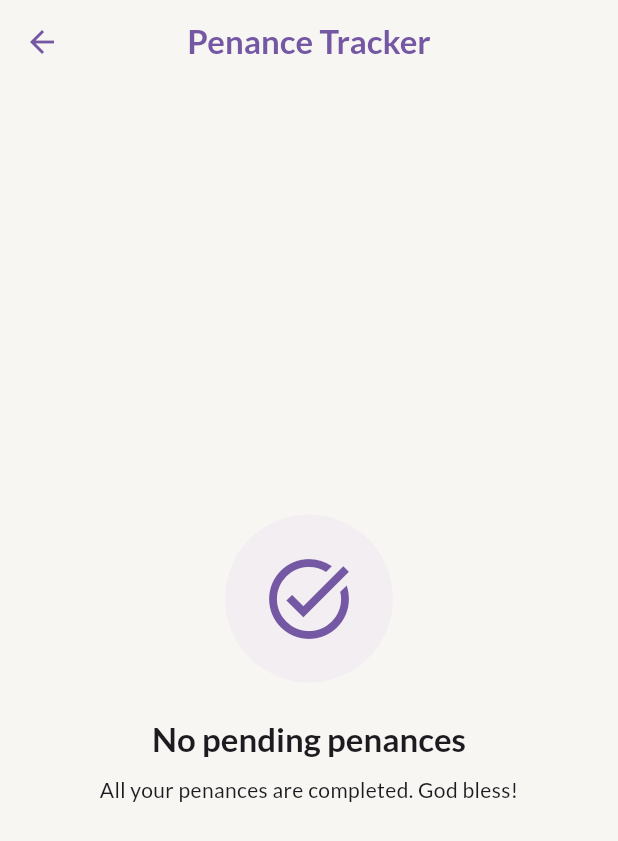
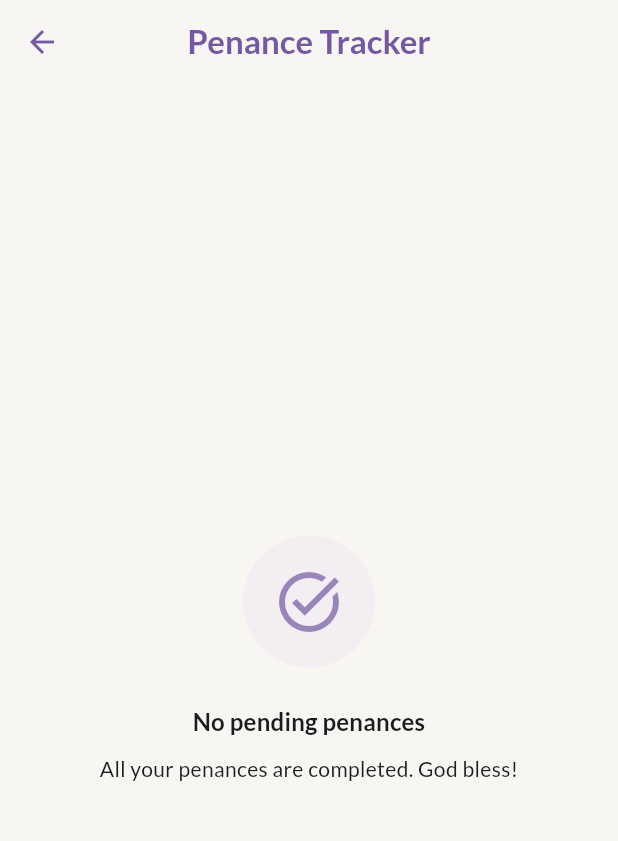
Before and after one commit to sabinjose/metanoia, a Flutter app: the PenanceScreen screen opened by its route, on a phone screen of 412 x 824 dp. Shown: the top 841 px of the screen. Run offline on Flutter 3.47's test engine with Material 3 defaults, Android fonts, the phone set to English and light mode, and no system bars; drawn by our look-alikes of flutter_animate; our stand-ins replace drift, flutter_local_notifications, flutter_riverpod, flutter_secure_storage, go_router, google_fonts and 6 more; accounts and stored records are empty; generated files the repository leaves out were written again.

Commit message:
Refactor: Clean up codebase and fix technical debt
- Remove dead ExaminationRepository class
- Use show directive for targeted imports instead of full imports
- Fix navigation inconsistency: use go_router instead of Navigator.push
- Add missing localizations (confessionHistoryTitle, deleteAll)
- Create reusable EmptyState widget and refactor duplicate empty states
- Replace hardcoded strings with localized versions

🤖 Generated with [Claude Code](https://claude.com/claude-code)

Co-Authored-By: Claude <noreply@anthropic.com>

```diff
--- a/lib/src/core/localization/l10n/app_en.arb
+++ b/lib/src/core/localization/l10n/app_en.arb
@@ -203,5 +203,7 @@
   "skip": "Skip",
   "back": "Back",
   "skipOnboardingTitle": "Skip Introduction?",
-  "skipOnboardingMessage": "You can always access help and settings later from the app menu."
+  "skipOnboardingMessage": "You can always access help and settings later from the app menu.",
+  "confessionHistoryTitle": "Confession History",
+  "deleteAll": "Delete All"
 }
--- a/lib/src/core/localization/l10n/app_localizations.dart
+++ b/lib/src/core/localization/l10n/app_localizations.dart
@@ -1276,6 +1276,18 @@ abstract class AppLocalizations {
   /// In en, this message translates to:
   /// **'You can always access help and settings later from the app menu.'**
   String get skipOnboardingMessage;
+
+  /// No description provided for @confessionHistoryTitle.
+  ///
+  /// In en, this message translates to:
+  /// **'Confession History'**
+  String get confessionHistoryTitle;
+
+  /// No description provided for @deleteAll.
+  ///
+  /// In en, this message translates to:
+  /// **'Delete All'**
+  String get deleteAll;
 }
 
 class _AppLocalizationsDelegate extends LocalizationsDelegate<AppLocalizations> {
--- a/lib/src/core/localization/l10n/app_localizations_en.dart
+++ b/lib/src/core/localization/l10n/app_localizations_en.dart
@@ -648,4 +648,10 @@ class AppLocalizationsEn extends AppLocalizations {
 
   @override
   String get skipOnboardingMessage => 'You can always access help and settings later from the app menu.';
+
+  @override
+  String get confessionHistoryTitle => 'Confession History';
+
+  @override
+  String get deleteAll => 'Delete All';
 }
--- a/lib/src/core/localization/l10n/app_localizations_ml.dart
+++ b/lib/src/core/localization/l10n/app_localizations_ml.dart
@@ -636,4 +636,10 @@ class AppLocalizationsMl extends AppLocalizations {
 
   @override
   String get skipOnboardingMessage => 'ആപ്പ് മെനുവിൽ നിന്ന് പിന്നീട് സഹായവും ക്രമീകരണങ്ങളും എപ്പോൾ വേണമെങ്കിലും ആക്സസ് ചെയ്യാം.';
+
+  @override
+  String get confessionHistoryTitle => 'കുമ്പസാര ചരിത്രം';
+
+  @override
+  String get deleteAll => 'എല്ലാം ഇല്ലാതാക്കുക';
 }
--- a/lib/src/core/localization/l10n/app_ml.arb
+++ b/lib/src/core/localization/l10n/app_ml.arb
@@ -160,5 +160,7 @@
   "skip": "ഒഴിവാക്കുക",
   "back": "മടങ്ങുക",
   "skipOnboardingTitle": "ആമുഖം ഒഴിവാക്കണോ?",
-  "skipOnboardingMessage": "ആപ്പ് മെനുവിൽ നിന്ന് പിന്നീട് സഹായവും ക്രമീകരണങ്ങളും എപ്പോൾ വേണമെങ്കിലും ആക്സസ് ചെയ്യാം."
+  "skipOnboardingMessage": "ആപ്പ് മെനുവിൽ നിന്ന് പിന്നീട് സഹായവും ക്രമീകരണങ്ങളും എപ്പോൾ വേണമെങ്കിലും ആക്സസ് ചെയ്യാം.",
+  "confessionHistoryTitle": "കുമ്പസാര ചരിത്രം",
+  "deleteAll": "എല്ലാം ഇല്ലാതാക്കുക"
 }
--- /dev/null
+++ b/lib/src/core/widgets/empty_state.dart
@@ -0,0 +1,68 @@
+import 'package:flutter/material.dart';
+
+/// A reusable empty state widget for displaying when there's no data
+class EmptyState extends StatelessWidget {
+  final IconData icon;
+  final String title;
+  final String? subtitle;
+  final Widget? action;
+
+  const EmptyState({
+    super.key,
+    required this.icon,
+    required this.title,
+    this.subtitle,
+    this.action,
+  });
+
+  @override
+  Widget build(BuildContext context) {
+    final theme = Theme.of(context);
+
+    return Center(
+      child: Padding(
+        padding: const EdgeInsets.all(32),
+        child: Column(
+          mainAxisSize: MainAxisSize.min,
+          children: [
+            Container(
+              padding: const EdgeInsets.all(20),
+              decoration: BoxDecoration(
+                color: theme.colorScheme.primaryContainer.withValues(alpha: 0.3),
+                shape: BoxShape.circle,
+              ),
+              child: Icon(
+                icon,
+                size: 48,
+                color: theme.colorScheme.primary.withValues(alpha: 0.7),
+              ),
+            ),
+            const SizedBox(height: 24),
+            Text(
+              title,
+              style: theme.textTheme.titleMedium?.copyWith(
+                color: theme.colorScheme.onSurface,
+                fontWeight: FontWeight.w600,
+              ),
+              textAlign: TextAlign.center,
+            ),
+            if (subtitle != null) ...[
+              const SizedBox(height: 8),
+              Text(
+                subtitle!,
+                style: theme.textTheme.bodyMedium?.copyWith(
+                  color: theme.colorScheme.onSurfaceVariant,
+                ),
+                textAlign: TextAlign.center,
+              ),
+            ],
+            if (action != null) ...[
+              const SizedBox(height: 24),
+              action!,
+            ],
+          ],
+        ),
+      ),
+    );
+  }
+}
--- a/lib/src/features/confession/presentation/confession_history_screen.dart
+++ b/lib/src/features/confession/presentation/confession_history_screen.dart
@@ -20,10 +20,11 @@ class _ConfessionHistoryScreenState
     extends ConsumerState<ConfessionHistoryScreen> {
   @override
   Widget build(BuildContext context) {
+    final l10n = AppLocalizations.of(context)!;
     return Scaffold(
       appBar: AppBar(
         title: Text(
-          'Confession History',
+          l10n.confessionHistoryTitle,
           style: Theme.of(context).textTheme.titleLarge?.copyWith(
             color: Theme.of(context).colorScheme.primary,
             fontWeight: FontWeight.bold,
@@ -32,7 +33,7 @@ class _ConfessionHistoryScreenState
         actions: [
           IconButton(
             icon: const Icon(Icons.delete_sweep),
-            tooltip: 'Delete All',
+            tooltip: l10n.deleteAll,
             onPressed: () => _showDeleteAllDialog(context),
           ),
         ],
--- a/lib/src/features/confession/presentation/confession_screen.dart
+++ b/lib/src/features/confession/presentation/confession_screen.dart
@@ -3,7 +3,8 @@ import 'package:confessionapp/src/core/utils/haptic_utils.dart';
 import 'package:confessionapp/src/features/confession/data/confession_analytics_repository.dart';
 import 'package:confessionapp/src/features/confession/data/confession_repository.dart';
 import 'package:confessionapp/src/features/confession/data/penance_repository.dart';
-import 'package:confessionapp/src/features/settings/presentation/settings_screen.dart';
+import 'package:confessionapp/src/features/settings/presentation/settings_screen.dart'
+    show keepHistorySettingsProvider;
 import 'package:drift/drift.dart' hide Column;
 import 'package:flutter/material.dart';
 import 'package:flutter_riverpod/flutter_riverpod.dart';
--- a/lib/src/features/confession/presentation/penance_screen.dart
+++ b/lib/src/features/confession/presentation/penance_screen.dart
@@ -1,5 +1,6 @@
 import 'package:confessionapp/src/core/localization/l10n/app_localizations.dart';
 import 'package:confessionapp/src/core/utils/haptic_utils.dart';
+import 'package:confessionapp/src/core/widgets/empty_state.dart';
 import 'package:confessionapp/src/features/confession/data/penance_repository.dart';
 import 'package:flutter/material.dart';
 import 'package:flutter_animate/flutter_animate.dart';
@@ -63,44 +64,10 @@ class PenanceScreen extends ConsumerWidget {
   }
 
   Widget _buildEmptyState(BuildContext context, AppLocalizations l10n) {
-    final theme = Theme.of(context);
-
-    return Center(
-      child: Column(
-        mainAxisAlignment: MainAxisAlignment.center,
-        children: [
-          Container(
-            padding: const EdgeInsets.all(24),
-            decoration: BoxDecoration(
-              color: theme.colorScheme.primaryContainer.withValues(alpha: 0.3),
-              shape: BoxShape.circle,
-            ),
-            child: Icon(
-              Icons.task_alt,
-              size: 64,
-              color: theme.colorScheme.primary,
-            ),
-          ),
-          const SizedBox(height: 24),
-          Text(
-            l10n.noPendingPenances,
-            style: theme.textTheme.titleLarge?.copyWith(
-              fontWeight: FontWeight.bold,
-            ),
-          ),
-          const SizedBox(height: 8),
-          Padding(
-            padding: const EdgeInsets.symmetric(horizontal: 48),
-            child: Text(
-              l10n.noPendingPenancesDesc,
-              style: theme.textTheme.bodyMedium?.copyWith(
-                color: theme.colorScheme.onSurfaceVariant,
-              ),
-              textAlign: TextAlign.center,
-            ),
-          ),
-        ],
-      ),
+    return EmptyState(
+      icon: Icons.task_alt,
+      title: l10n.noPendingPenances,
+      subtitle: l10n.noPendingPenancesDesc,
     ).animate().fadeIn().scale();
   }
 
--- a/lib/src/features/home/presentation/home_screen.dart
+++ b/lib/src/features/home/presentation/home_screen.dart
@@ -1,7 +1,8 @@
 import 'package:confessionapp/src/features/confession/data/confession_repository.dart';
 import 'package:confessionapp/src/core/localization/content_language_provider.dart';
 import 'package:confessionapp/src/core/utils/haptic_utils.dart';
-import 'package:confessionapp/src/features/settings/presentation/settings_screen.dart';
+import 'package:confessionapp/src/features/settings/presentation/settings_screen.dart'
+    show ReminderFrequency, reminderSettingsProvider;
 import 'package:flutter/material.dart';
 import 'package:flutter_animate/flutter_animate.dart';
 import 'package:confessionapp/src/core/localization/l10n/app_localizations.dart';
```
Also changed, not shown: lib/src/features/confession/presentation/insights_screen.dart (+5 -38 lines), lib/src/features/examination/data/examination_repository.dart (+0 -9 lines), lib/src/features/examination/presentation/custom_sins_screen.dart (+6 -25 lines), lib/src/features/guide/presentation/guide_screen.dart (+3 -7 lines), lib/src/features/examination/data/examination_repository.g.dart.
